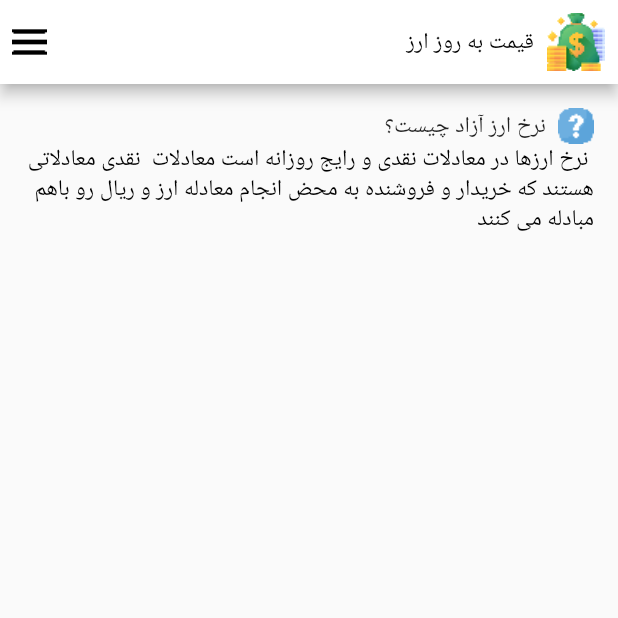
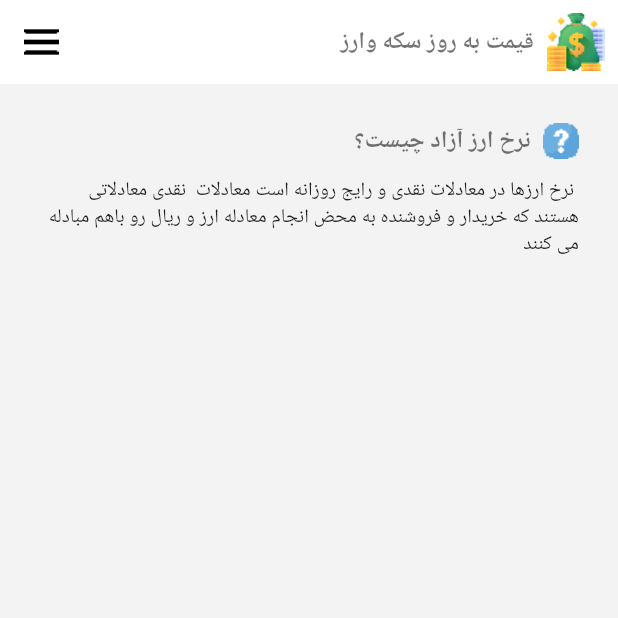
Before and after one commit to FatemeArjomandi/appMobailFlutter-, a Flutter app: the screen it shows after launch, on a phone screen of 412 x 824 dp, the top half of it. Run offline on Flutter 3.47's test engine with Material 2 defaults, Android fonts, the phone set to English and light mode, and no system bars.

Commit message:
add textTHem

```diff
--- a/lib/main.dart
+++ b/lib/main.dart
@@ -21,8 +21,17 @@ class MyApp extends StatelessWidget {
         Locale('fa'), //persion
         //Locale('en'), // Spanish
       ],
-      theme: ThemeData(fontFamily: "Rubik"),
-      home:const Home(),
+      theme: ThemeData(
+          fontFamily: "Rubik",
+          textTheme: const TextTheme(
+            displayLarge: TextStyle(
+                fontFamily: 'Rubik', fontSize: 16, fontWeight: FontWeight.w700),
+            bodyLarge: TextStyle(
+                fontFamily: 'Rubik', fontSize: 13, fontWeight: FontWeight.w300),
+            displayMedium: TextStyle(
+                fontFamily: 'Rubik', fontSize: 14, fontWeight: FontWeight.w300),
+          )),
+      home: const Home(),
     );
   }
 }
@@ -35,27 +44,29 @@ class Home extends StatelessWidget {
   @override
   Widget build(BuildContext context) {
     return Scaffold(
+      backgroundColor: const Color.fromARGB(255, 243, 243, 243),
       appBar: AppBar(
+        elevation: 0,
         backgroundColor: Colors.white,
         actions: [
           Image.asset("assets/image/icon.png"),
-          const Align(
+         Align(
               alignment: Alignment.centerRight,
               child: Text(
-                'قیمت به روز ارز',
-                style: TextStyle(color: Colors.black),
+                'قیمت به روز سکه وارز',
+                style: Theme.of(context).textTheme.displayLarge
               )),
           Expanded(
               child: Align(
                   alignment: Alignment.centerLeft,
                   child: Image.asset("assets/image/menu.png"))),
           const SizedBox(
-            width: 8,
+            width: 16,
           ),
         ],
       ),
       body: Padding(
-        padding: const EdgeInsets.all(16.0),
+        padding: const EdgeInsets.all(26.0),
         child: Column(children: [
           Row(
             mainAxisAlignment: MainAxisAlignment.start,
@@ -64,17 +75,18 @@ class Home extends StatelessWidget {
               const SizedBox(
                 width: 8,
               ),
-              const Text(
+              Text(
                 'نرخ ارز آزاد چیست؟',
-                style: TextStyle(),
+                style: Theme.of(context).textTheme.displayLarge,
               ),
             ],
           ),
-          const Text(
+          const SizedBox(height: 12,),
+           Text(
             ' نرخ ارزها در معادلات نقدی و رایج روزانه است معادلات  نقدی معادلاتی هستند که خریدار و فروشنده به محض انجام معادله ارز و ریال رو باهم مبادله می کنند',
             textDirection: TextDirection.rtl,
-            style: TextStyle(color: Colors.black),
-          )
+            style: Theme.of(context).textTheme.bodyLarge,
+                   )
         ]),
       ),
     );
```
Also changed, not shown: pubspec.yaml (+6 -6 lines).
